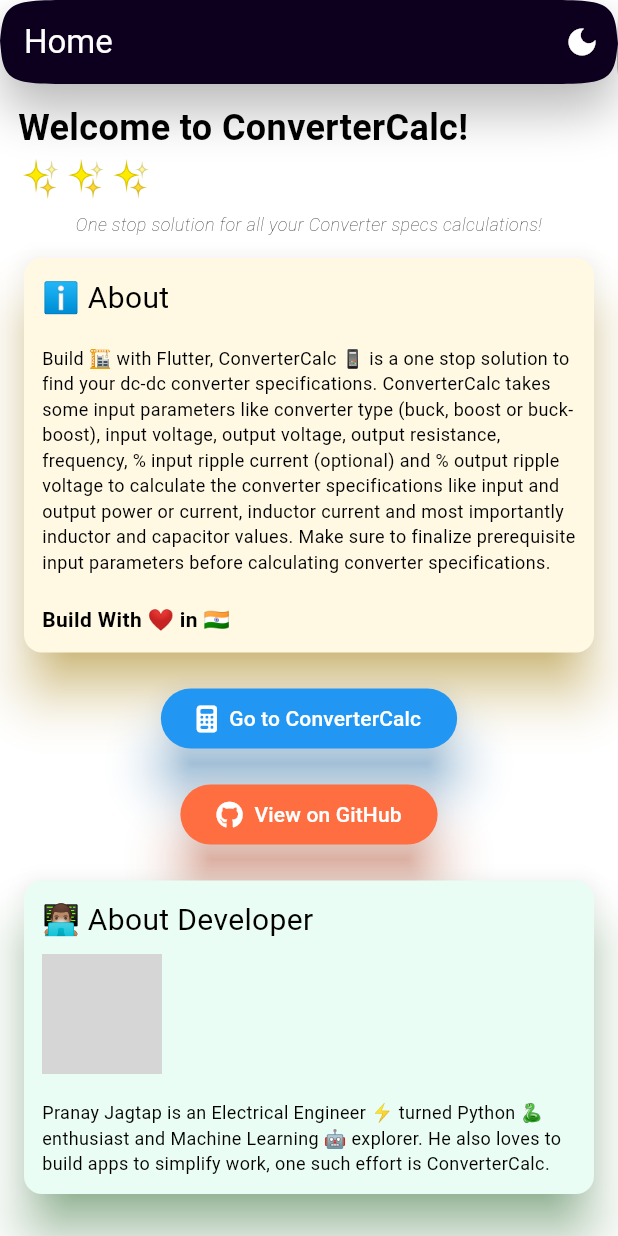
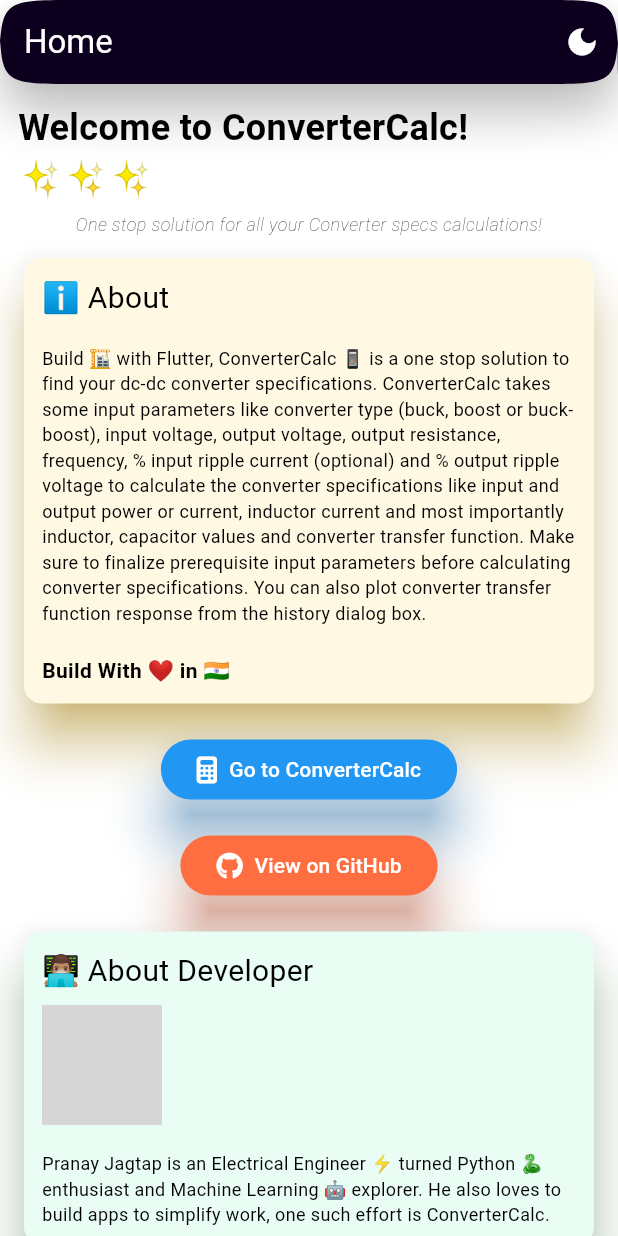
Before and after one commit to PranayJagtap06/convertercalc-flutter, a Flutter app: the screen it shows after launch, on a phone screen of 412 x 824 dp. Run offline on Flutter 3.47's test engine with Material 3 defaults, Android fonts, the phone set to English and light mode, and no system bars; our stand-ins replace font_awesome_flutter, permission_handler, share_plus, tuple; missing offline and left inert: android_intent; Roboto replaces fonts that are missing (FiraCodeNerdFont, FiraCodeNerdFontMono, FiraCodeNerdFontPropo); grey boxes are pictures that could not be loaded.

Commit message:
updated files

```diff
--- a/lib/Pages/calc_page.dart
+++ b/lib/Pages/calc_page.dart
@@ -1004,7 +1004,7 @@ class _CalcPageState extends State<CalcPage> {
               child: Scrollbar(
                 thumbVisibility: true,
                 controller: scrollOp,
-                child: Container(
+                child: SizedBox(
                   width: 500,
                   height: 510,
                   // padding: const EdgeInsets.all(12),
--- a/lib/Pages/home_page.dart
+++ b/lib/Pages/home_page.dart
@@ -25,7 +25,7 @@ class _CalcHomePageState extends State<CalcHomePage> {
   final ScrollController scrollContent = ScrollController();
   final String aboutHeadline = "ℹ About";
   final String aboutBody1 =
-      """\n\nBuild 🏗️ with Flutter, ConverterCalc 📱 is a one stop solution to find your dc-dc converter specifications. ConverterCalc takes some input parameters like converter type (buck, boost or buck-boost), input voltage, output voltage, output resistance, frequency, % input ripple current (optional) and % output ripple voltage to calculate the converter specifications like input and output power or current, inductor current and most importantly inductor and capacitor values. Make sure to finalize prerequisite input parameters before calculating converter specifications.""";
+      """\n\nBuild 🏗️ with Flutter, ConverterCalc 📱 is a one stop solution to find your dc-dc converter specifications. ConverterCalc takes some input parameters like converter type (buck, boost or buck-boost), input voltage, output voltage, output resistance, frequency, % input ripple current (optional) and % output ripple voltage to calculate the converter specifications like input and output power or current, inductor current and most importantly inductor, capacitor values and converter transfer function. Make sure to finalize prerequisite input parameters before calculating converter specifications. You can also plot converter transfer function response from the history dialog box.""";
   final String aboutBody2 = "\n\nBuild With \u2764 in 🇮🇳";
   final String author = "👨🏽‍💻 About Developer";
   final String authorBody =
```
